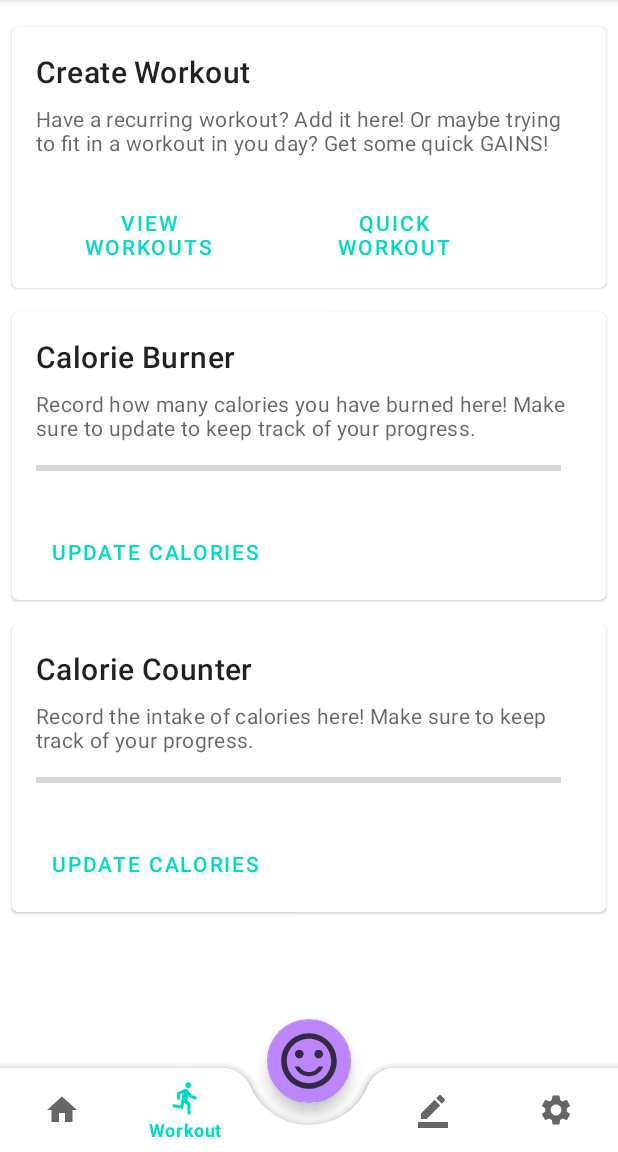
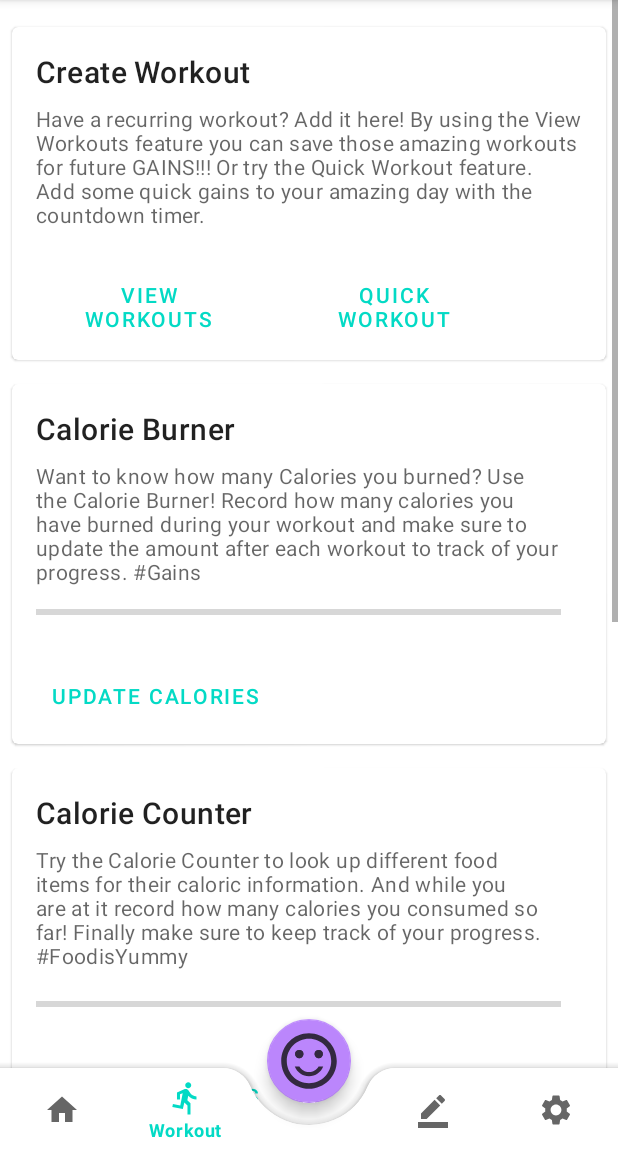
Before and after one commit to AlfredGuimaz/OneFitAll-android, an Android app: the goWorkoutActivity screen opened directly, with no data from a screen before it, on a phone screen of 412 x 824 dp, the part 84-1236 px from its top. Run offline under Robolectric (Android 15) with nearby library versions, the phone set to English and light mode, and no system bars; network calls fail.

Commit message:
Updated the descriptions for all of workout.

```diff
--- a/app/src/main/java/com/example/one_fit_all/MainActivity.java
+++ b/app/src/main/java/com/example/one_fit_all/MainActivity.java
@@ -174,7 +174,6 @@ public class MainActivity extends AppCompatActivity {
         String Name = shp.getString("name", "");
 
         if (Name != null && !Name.equals("")) {
-            Toast.makeText(MainActivity.this, "Welcome", Toast.LENGTH_SHORT).show();
 
         }
         else
--- a/app/src/main/res/layout/activity_go_workout.xml
+++ b/app/src/main/res/layout/activity_go_workout.xml
@@ -11,8 +11,7 @@
     <ScrollView
         android:id="@+id/workoutScrollView"
         android:layout_width="match_parent"
-        android:layout_height="675dp"
-        android:layout_marginBottom="25dp">
+        android:layout_height="565dp">
         <!-- Used to stack cards -->
         <LinearLayout
             android:layout_width="match_parent"
@@ -50,7 +49,7 @@
                             android:layout_marginTop="8dp"
                             android:text="@string/supportCreateWC"
                             android:textAppearance="?attr/textAppearanceBody2"
-                            android:textColor="?android:attr/textColorSecondary" />
+                            android:textColor="?android:attr/textColorSecondary"/>
                     </LinearLayout>
 
                     <LinearLayout
@@ -176,10 +175,10 @@
                         <!-- Progress Bar -->
                         <ProgressBar
                             android:id="@+id/counterProgressBar"
+                            style="?android:attr/progressBarStyleHorizontal"
                             android:layout_width="350dp"
-                            android:layout_height="15sp"
-                            android:layout_marginTop="10dp"
-                            style="?android:attr/progressBarStyleHorizontal"/>
+                            android:layout_height="26dp"
+                            android:layout_marginTop="10dp" />
 
                     </LinearLayout>
 
--- a/app/src/main/res/values/strings.xml
+++ b/app/src/main/res/values/strings.xml
@@ -15,16 +15,29 @@
 
     //workout card titles
     <string name="createWorkoutCard"> Create Workout </string>
-    <string name="supportCreateWC"> Have a recurring workout? Add it here! Or maybe trying to fit in a workout in you day? Get some quick GAINS! </string>
+    <string name="supportCreateWC"> Have a recurring workout? Add it here!
+        By using the View Workouts feature you can save those amazing workouts for future GAINS!!!
+        Or try the Quick Workout feature. Add some quick gains to your amazing day with the countdown timer.</string>
     <string name="viewWorkouts"> View Workouts </string>
     <string name="quickWorkout"> Quick Workout </string>
+    <string name="quickDescription"> Enter the amount of sets you desire to do, the amount of time
+    you want to GRIND for, and finally the amount of time you want to rest for. Enjoy your workout!!!</string>
     //calorie burner titles
     <string name="calorieBurnerCard"> Calorie Burner </string>
-    <string name="supportCalorieBC"> Record how many calories you have burned here! Make sure to update to keep track of your progress. </string>
+    <string name="supportCalorieBC"> Want to know how many Calories you burned? Use the Calorie Burner!
+        Record how many calories you have burned during your workout and make sure to update the amount
+        after each workout to track of your progress. #Gains</string>
     <string name="calorieBurner"> Update Calories </string>
+    <string name="burnerDescription"> Met Level is the intensity of a workout. The harder you work the
+        higher the level (scale 1-16). Make sure to enter the Duration in minutes and your weight in kilograms.</string>
+    <string name="intakeParagraph"> Wondering how many calories that yummy snack has? Try looking it up
+        either using the search bar or scanning the barcode. Do not be shy, look it up.</string>
     //calorie counter titles
     <string name="calorieCounterCard"> Calorie Counter </string>
-    <string name="supportCalorieCC"> Record the intake of calories here! Make sure to keep track of your progress. </string>
+    <string name="supportCalorieCC"> Try the Calorie Counter to look up different food items for
+        their caloric information. And while you are at it record how many calories you
+        consumed so far! Finally make sure to keep track of your progress. #FoodisYummy</string>
+
 
     //bottom menu nav
     <string name="bm_home">Home</string>
```
Also changed, not shown: app/src/main/res/layout/activity_go_calorie_counter.xml (+15 -3 lines), app/src/main/res/layout/activity_go_calories_burned.xml (+17 -4 lines), app/src/main/res/layout/activity_go_quick_workout.xml (+9 -0 lines), app/src/main/res/layout/activity_go_settings.xml (+16 -2 lines).
